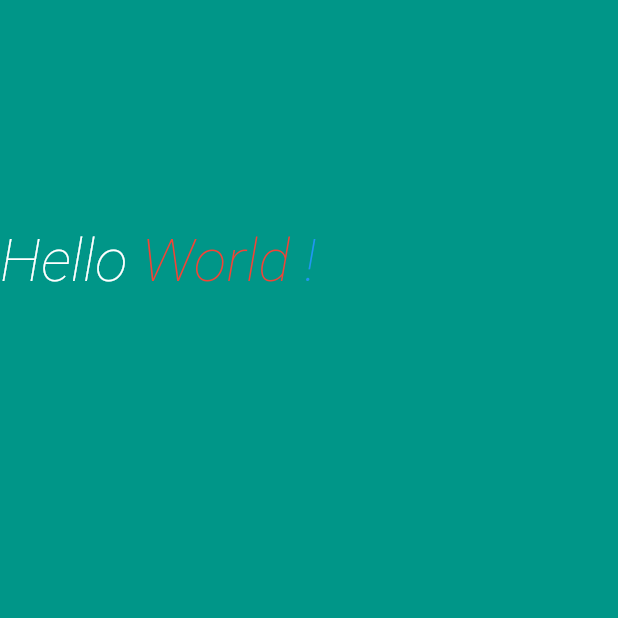
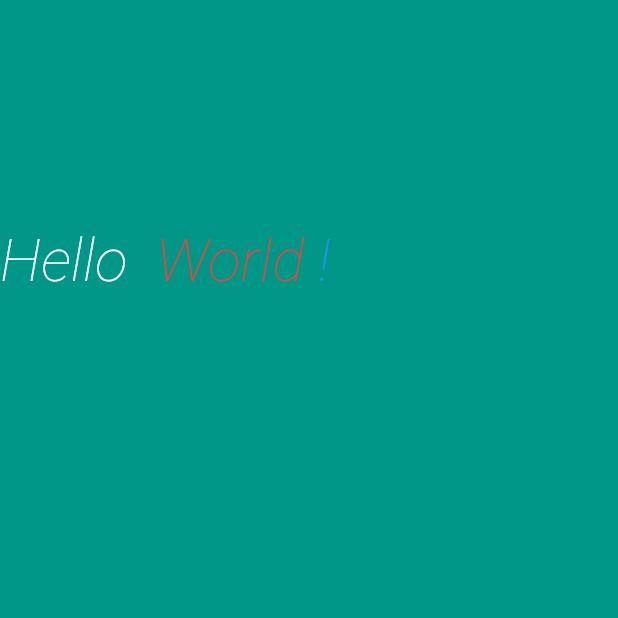
Before and after one commit to Mogoww/Flutter_widgets_basiques, a Flutter app: the screen it shows after launch, on a phone screen of 412 x 824 dp, the top half of it. Run offline on Flutter 3.47's test engine with Material 2 defaults, Android fonts, the phone set to English and light mode, and no system bars.

Commit message:
Up to fct

```diff
--- a/lib/main.dart
+++ b/lib/main.dart
@@ -25,8 +25,12 @@ class BasicsPage extends StatelessWidget {
 
   @override
   Widget build(BuildContext context) {
-    var size = MediaQuery.of(context).size;
-    var platform = Theme.of(context).platform;
+    var size = MediaQuery
+        .of(context)
+        .size;
+    var platform = Theme
+        .of(context)
+        .platform;
     print('size: $size');
     print('platform: $platform');
     return Scaffold(
@@ -36,9 +40,30 @@ class BasicsPage extends StatelessWidget {
             color: Colors.teal,
             // margin: EdgeInsets.all(10),
             padding: EdgeInsets.only(top: 150),
-        child: const Text.rich(
+            child: spanText(),
+        )
+    );
+  }
+
+  // Function qui retourne un widget Text
+  Text simpleText(String text) {
+    return Text(
+      text,
+      style: const TextStyle(
+        color: Colors.white,
+        fontSize: 40,
+        fontWeight: FontWeight.w200,
+        fontStyle: FontStyle.italic,
+      ),
+      textAlign: TextAlign.center,
+    );
+  }
+
+  // Function qui retourne un widget TextSpan
+  Text spanText() {
+    return const Text.rich(
         TextSpan(
-            text: 'Hello',
+            text: 'Hello ',
             style: TextStyle(
               color: Colors.white,
               fontSize: 40,
@@ -66,23 +91,6 @@ class BasicsPage extends StatelessWidget {
               ),
             ]
         ),
-
-        )
-      ),
-    );
-  }
-
-  // Function qui retourne un widget Text
-  Text simpleText(String text) {
-    return Text(
-      text,
-      style: TextStyle(
-        color: Colors.white,
-        fontSize: 40,
-        fontWeight: FontWeight.w200,
-        fontStyle: FontStyle.italic,
-      ),
-      textAlign: TextAlign.center,
     );
   }
 }
```
Lines whose indentation alone changed are shown as unchanged.
